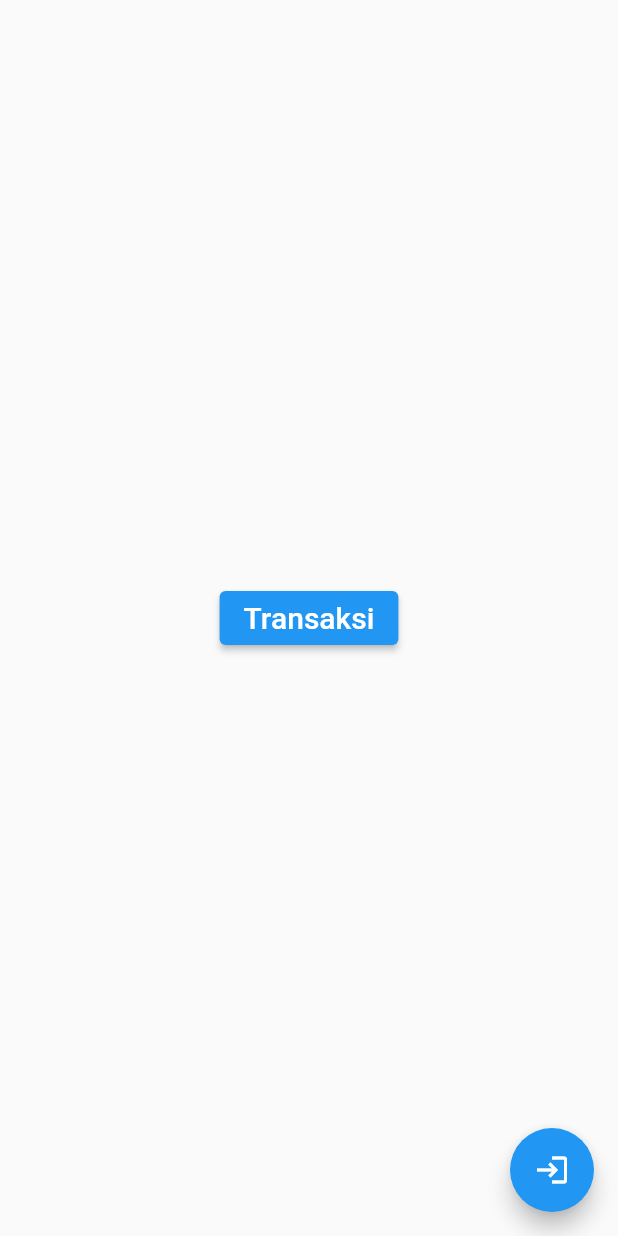
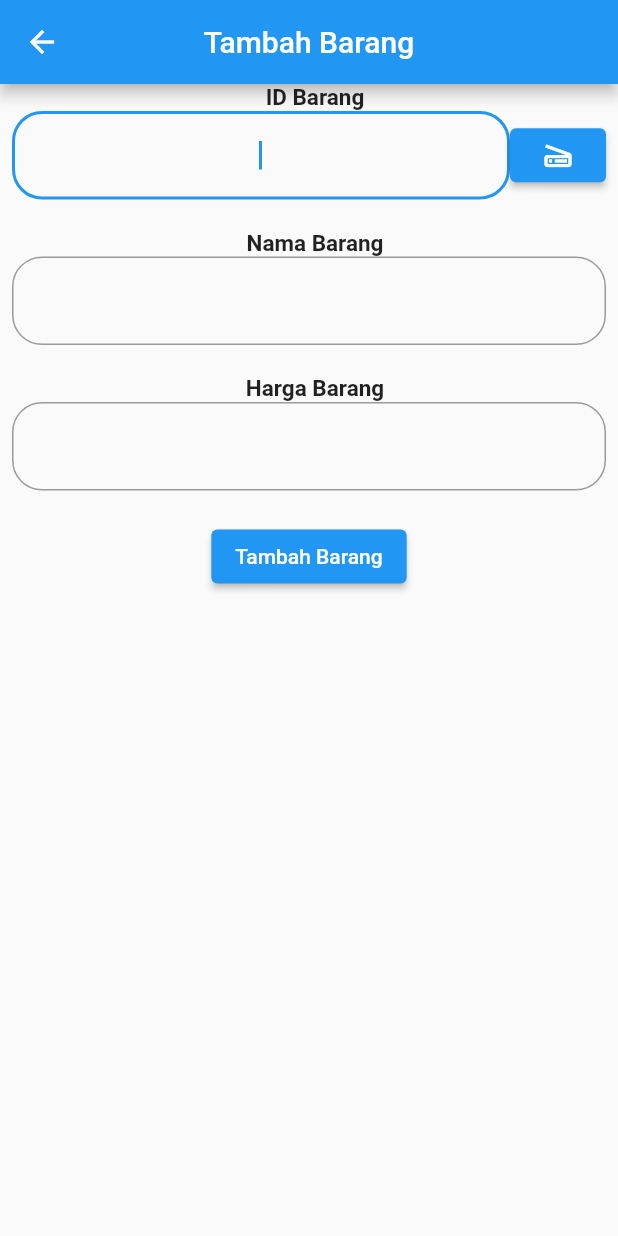
Before and after one commit to seriusman0/kantinkejujuran, a Flutter app: the screen it shows after launch, on a phone screen of 412 x 824 dp. Run offline on Flutter 3.47's test engine with Material 2 defaults, Android fonts, the light colour scheme and no system bars; our stand-ins replace currency_text_input_formatter, get; missing offline and left inert: flutter_barcode_scanner, flutter_session_manager.

Commit message:
Add barang page

```diff
--- /dev/null
+++ b/lib/app/modules/add_barang/controllers/add_barang_controller.dart
@@ -0,0 +1,81 @@
+import 'dart:convert';
+
+import 'package:flutter/material.dart';
+import 'package:http/http.dart' as http;
+import 'package:flutter/services.dart';
+import 'package:flutter_barcode_scanner/flutter_barcode_scanner.dart';
+import 'package:get/get.dart';
+
+import '../../../../globals.dart';
+import '../../../routes/app_pages.dart';
+
+class AddBarangController extends GetxController {
+  TextEditingController id_barang = TextEditingController();
+  TextEditingController nama_barang = TextEditingController();
+  TextEditingController harga_barang = TextEditingController();
+  final server = Global.server;
+  var scannedQrcode = ''.obs;
+
+  Future<void> scanQR() async {
+    try {
+      scannedQrcode.value = await FlutterBarcodeScanner.scanBarcode(
+        "#ff6666",
+        'Cancel',
+        true,
+        ScanMode.BARCODE,
+      );
+      if (scannedQrcode.value != "-1") {
+        Get.snackbar(
+          "Result",
+          "QR Code " + scannedQrcode.value,
+          snackPosition: SnackPosition.BOTTOM,
+          backgroundColor: Colors.green,
+          colorText: Colors.white,
+        );
+      }
+    } on PlatformException {
+    } catch (e) {}
+  }
+
+  Future payOut() async {
+    try {
+      return await http.post(
+        Uri.parse("$server/payment.php"),
+        body: {
+          "id_barang": id_barang.value.text,
+          "harga_barang": harga_barang.value.text,
+          "nama_barang": nama_barang.value.text
+        },
+      ).then((value) {
+        if (value.body.isNotEmpty) {
+          var data = json.decode(value.body);
+          // print(data["message"]);
+          Get.snackbar("Berhasil", "$data");
+        }
+        Get.snackbar("Berhasil", "Input Barang Berhasil");
+      });
+    } catch (e) {
+      print(e);
+      Get.snackbar("Gagal", "Input Barang Gagal");
+      // if (this.totalC.value == 0) {
+      //   Get.offAllNamed(Routes.ADD_CART);
+      // } else
+      //   Get.offAllNamed(Routes.CHECK_OUT);
+    }
+  }
+
+  final count = 0.obs;
+  @override
+  void onInit() {
+    super.onInit();
+  }
+
+  @override
+  void onReady() {
+    super.onReady();
+  }
+
+  @override
+  void onClose() {}
+  void increment() => count.value++;
+}
--- /dev/null
+++ b/lib/app/modules/add_barang/views/add_barang_view.dart
@@ -0,0 +1,132 @@
+import 'package:currency_text_input_formatter/currency_text_input_formatter.dart';
+import 'package:flutter/material.dart';
+
+import 'package:get/get.dart';
+
+import '../../../routes/app_pages.dart';
+import '../controllers/add_barang_controller.dart';
+
+class AddBarangView extends GetView<AddBarangController> {
+  @override
+  Widget build(BuildContext context) {
+    return Scaffold(
+      // resizeToAvoidBottomInset: false,
+      appBar: AppBar(
+        title: Text('Tambah Barang'),
+        centerTitle: true,
+        leading: BackButton(
+          onPressed: () => Get.offAllNamed(Routes.HOME_ADMIN),
+        ),
+      ),
+      body: SingleChildScrollView(
+        child: Column(
+          mainAxisAlignment: MainAxisAlignment.center,
+          children: [
+            Container(
+              alignment: Alignment.centerLeft,
+              child: Padding(
+                padding: const EdgeInsets.only(left: 8.0),
+                child: Center(
+                  child: Text(
+                    "ID Barang",
+                    style: TextStyle(fontWeight: FontWeight.bold, fontSize: 15),
+                    textAlign: TextAlign.center,
+                  ),
+                ),
+              ),
+            ),
+            Padding(
+              padding: const EdgeInsets.only(left: 8, right: 8),
+              child: Row(
+                children: [
+                  Expanded(
+                    child: TextField(
+                        controller: controller.id_barang,
+                        autofocus: true,
+                        textAlign: TextAlign.center,
+                        keyboardType: TextInputType.number,
+                        decoration: InputDecoration(
+                          border: OutlineInputBorder(
+                              borderRadius: BorderRadius.circular(20)),
+                        ),
+                        onChanged: (value) {}),
+                  ),
+                  ElevatedButton(
+                      onPressed: () {
+                        controller.scanQR();
+                      },
+                      child: Icon(Icons.scanner_outlined))
+                ],
+              ),
+            ),
+            SizedBox(
+              height: 20,
+            ),
+            Container(
+              alignment: Alignment.centerLeft,
+              child: Padding(
+                padding: const EdgeInsets.only(left: 8.0),
+                child: Center(
+                  child: Text(
+                    "Nama Barang",
+                    style: TextStyle(fontWeight: FontWeight.bold, fontSize: 15),
+                    textAlign: TextAlign.center,
+                  ),
+                ),
+              ),
+            ),
+            Padding(
+              padding: const EdgeInsets.only(left: 8, right: 8),
+              child: TextField(
+                  controller: controller.nama_barang,
+                  autofocus: false,
+                  textAlign: TextAlign.center,
+                  decoration: InputDecoration(
+                    border: OutlineInputBorder(
+                        borderRadius: BorderRadius.circular(20)),
+                  ),
+                  onChanged: (value) {}),
+            ),
+            SizedBox(
+              height: 20,
+            ),
+            Container(
+              alignment: Alignment.centerLeft,
+              child: Padding(
+                padding: const EdgeInsets.only(left: 8.0),
+                child: Center(
+                  child: Text(
+                    "Harga Barang",
+                    style: TextStyle(fontWeight: FontWeight.bold, fontSize: 15),
+                    textAlign: TextAlign.center,
+                  ),
+                ),
+              ),
+            ),
+            Padding(
+              padding: const EdgeInsets.only(left: 8, right: 8),
+              child: TextField(
+                  autofocus: false,
+                  controller: controller.nama_barang,
+                  textAlign: TextAlign.center,
+                  inputFormatters: [
+                    CurrencyTextInputFormatter(
+                        locale: 'id', decimalDigits: 0, symbol: '')
+                  ],
+                  keyboardType: TextInputType.number,
+                  decoration: InputDecoration(
+                    border: OutlineInputBorder(
+                        borderRadius: BorderRadius.circular(20)),
+                  ),
+                  onChanged: (value) {}),
+            ),
+            SizedBox(
+              height: 20,
+            ),
+            ElevatedButton(onPressed: () {}, child: Text("Tambah Barang")),
+          ],
+        ),
+      ),
+    );
+  }
+}
--- a/lib/app/modules/login/views/login_view.dart
+++ b/lib/app/modules/login/views/login_view.dart
@@ -9,6 +9,7 @@ class LoginView extends GetView<LoginController> {
   @override
   Widget build(BuildContext context) {
     return Scaffold(
+      resizeToAvoidBottomInset: false,
       appBar: AppBar(
         title: Text('LOGIN'),
         centerTitle: true,
@@ -42,6 +43,7 @@ class LoginView extends GetView<LoginController> {
                         textAlign: TextAlign.start,
                       ),
                       TextField(
+                        controller: controller.usernameC,
                         decoration: InputDecoration(
                           border: OutlineInputBorder(
                               borderRadius: BorderRadius.circular(20)),
@@ -58,6 +60,7 @@ class LoginView extends GetView<LoginController> {
                             fontWeight: FontWeight.bold, fontSize: 15),
                       ),
                       TextField(
+                        controller: controller.passwordC,
                         obscureText: true,
                         decoration: InputDecoration(
                           border: OutlineInputBorder(
@@ -84,7 +87,7 @@ class LoginView extends GetView<LoginController> {
                                       ? "Sign In"
                                       : "LOADING  . . ."),
                                   onPressed: () {
-                                    // controller.login();
+                                    controller.login();
                                   }),
                             )),
                           ),
--- a/lib/app/routes/app_routes.dart
+++ b/lib/app/routes/app_routes.dart
@@ -7,6 +7,8 @@ abstract class Routes {
   static const ADD_CART = _Paths.ADD_CART;
   static const CHECK_OUT = _Paths.CHECK_OUT;
   static const LOGIN = _Paths.LOGIN;
+  static const HOME_ADMIN = _Paths.HOME_ADMIN;
+  static const ADD_BARANG = _Paths.ADD_BARANG;
 }
 
 abstract class _Paths {
@@ -15,4 +17,6 @@ abstract class _Paths {
   static const ADD_CART = '/add-cart';
   static const CHECK_OUT = '/check-out';
   static const LOGIN = '/login';
+  static const HOME_ADMIN = '/home-admin';
+  static const ADD_BARANG = '/add-barang';
 }
--- a/lib/main.dart
+++ b/lib/main.dart
@@ -9,7 +9,7 @@ void main() {
     GetMaterialApp(
       debugShowCheckedModeBanner: false,
       title: "Application",
-      initialRoute: AppPages.INITIAL,
+      initialRoute: Routes.ADD_BARANG,
       getPages: AppPages.routes,
     ),
   );
--- a/pubspec.yaml
+++ b/pubspec.yaml
@@ -14,6 +14,7 @@ dependencies:
   currency_text_input_formatter: ^2.1.7
   flutter:
     sdk: flutter
+  flutter_session_manager: ^1.0.3
 
 dev_dependencies:
   flutter_lints: ^2.0.0
```
Also changed, not shown: lib/app/modules/add_barang/bindings/add_barang_binding.dart (added, +12 -0 lines), lib/app/modules/home_admin/bindings/home_admin_binding.dart (added, +12 -0 lines), lib/app/modules/home_admin/controllers/home_admin_controller.dart (added, +25 -0 lines), lib/app/modules/home_admin/views/home_admin_view.dart (added, +27 -0 lines), lib/app/modules/login/controllers/login_controller.dart (+45 -1 lines), lib/app/routes/app_pages.dart (+14 -0 lines), lib/globals.dart (+51 -0 lines), pubspec.lock, 1 other file.
